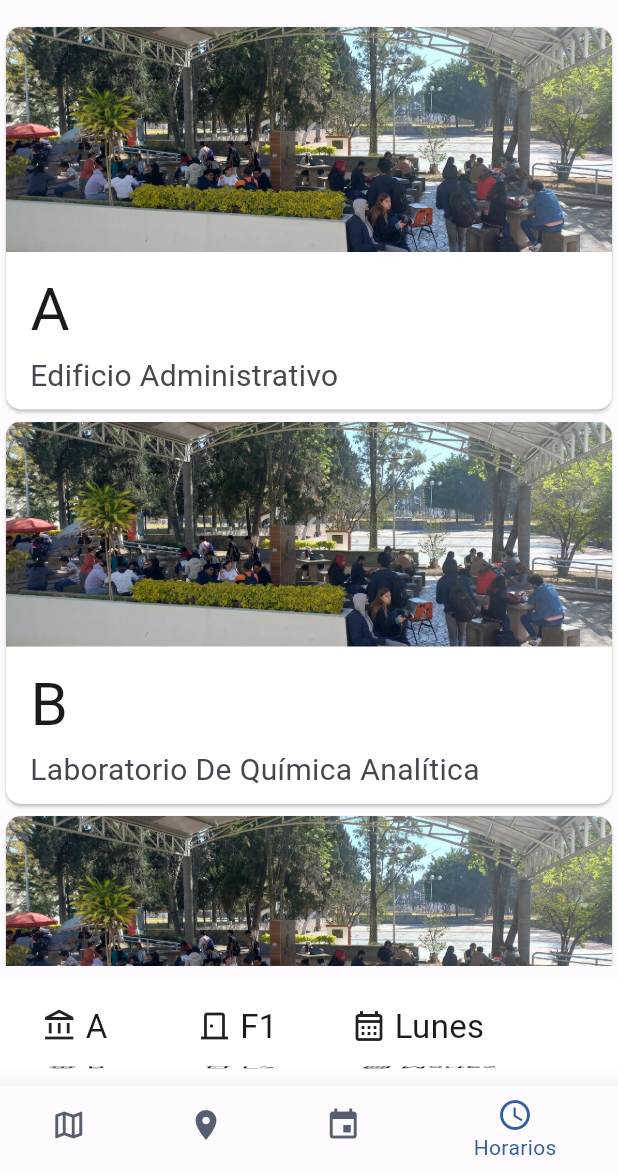
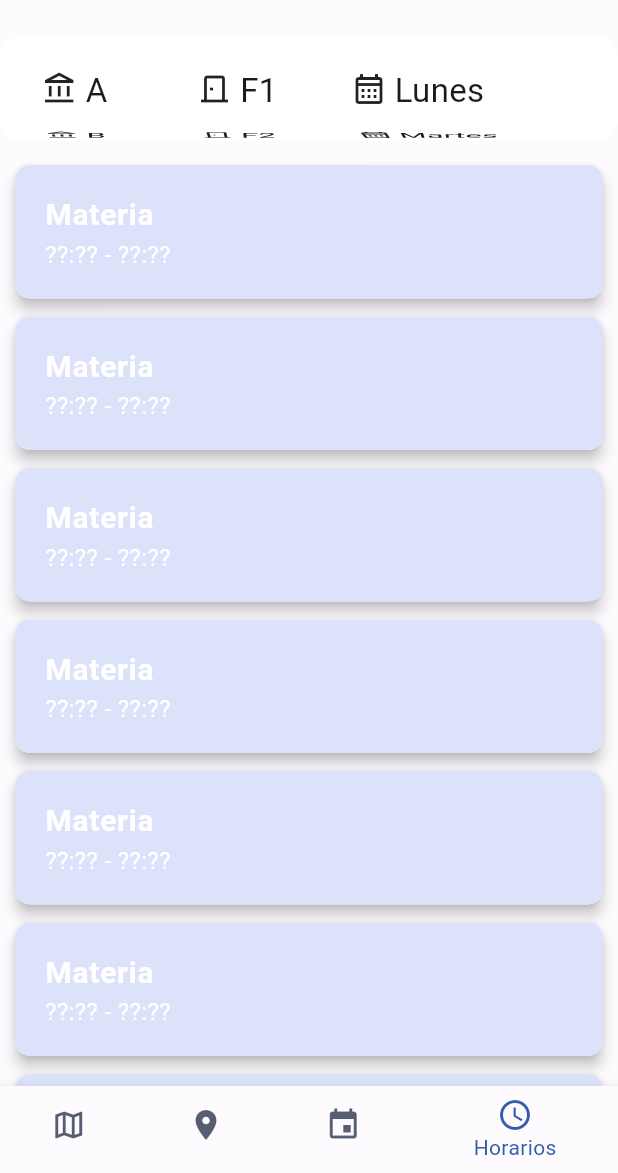
Before and after one commit to LeiWithP/PonyMapsFlutter, a Flutter app: the screen it shows after launch, item 4 of the bottom bar chosen, on a phone screen of 412 x 824 dp, the part 63-1236 px from its top. Run offline on Flutter 3.47's test engine with Material 2 defaults, Android fonts, the phone set to English and light mode, and no system bars; our stand-ins replace flutter_map, flutter_svg, latlong2, sizer; network calls fail.

Commit message:
Base Pages Done :)

```diff
--- a/lib/cards/eventosCard.dart
+++ b/lib/cards/eventosCard.dart
@@ -32,6 +32,7 @@ class _ExpandableCardState extends State<EventosCard> {
         ),
       ),
       color: Theme.of(context).colorScheme.onSecondary,
+      margin: EdgeInsets.symmetric(horizontal: 10.0, vertical: 6.0),
       child: InkWell(
         onTap: () {
           setState(() {
@@ -48,7 +49,7 @@ class _ExpandableCardState extends State<EventosCard> {
               ),
               child: AnimatedContainer(
                 duration: const Duration(milliseconds: 200),
-                height: isExpanded ? 210.0 : 200.0,
+                height: isExpanded ? 200.0 : 160.0,
                 child: Image.network(
                   widget.imageUrl,
                   fit: BoxFit.cover,
--- /dev/null
+++ b/lib/cards/horarioCard.dart
@@ -0,0 +1,52 @@
+import 'package:flutter/material.dart';
+
+class HorarioCard extends StatelessWidget {
+  final String title;
+  final String schedule;
+
+  HorarioCard({required this.title, required this.schedule});
+
+  @override
+  Widget build(BuildContext context) {
+    return Card(
+      shape: RoundedRectangleBorder(
+        borderRadius: BorderRadius.circular(10.0),
+      ),
+      elevation: 4.0,
+      margin: EdgeInsets.symmetric(horizontal: 10.0, vertical: 6.0),
+      child: Container(
+        decoration: BoxDecoration(
+          /*gradient: LinearGradient(
+            colors: [
+              Colors.blueGrey[800]!,
+              Colors.blueGrey[700]!,
+              Colors.blueGrey[600]!,
+            ],
+            begin: Alignment.bottomCenter,
+            end: Alignment.topCenter,
+          ),*/
+          color: Theme.of(context).colorScheme.secondaryContainer,
+          borderRadius: BorderRadius.circular(10.0),
+        ),
+        child: ListTile(
+          contentPadding: EdgeInsets.symmetric(horizontal: 20.0, vertical: 10.0),
+          title: Text(
+            title,
+            style: TextStyle(
+              color: Colors.white,
+              fontWeight: FontWeight.bold,
+              fontSize: 20.0,
+            ),
+          ),
+          subtitle: Text(
+            schedule,
+            style: TextStyle(
+              color: Colors.white,
+              fontSize: 16.0,
+            ),
+          ),
+        ),
+      ),
+    );
+  }
+}
--- a/lib/cards/ubicacionCard.dart
+++ b/lib/cards/ubicacionCard.dart
@@ -29,7 +29,8 @@ class _ExpandableCardState extends State<UbicacionCard> {
           Radius.circular(10.0),
         ),
       ),
-      color: Theme.of(context).colorScheme.onSecondary,
+      color: Theme.of(context).colorScheme.secondaryContainer,
+      margin: EdgeInsets.symmetric(horizontal: 10.0, vertical: 6.0),
       child: InkWell(
         onTap: () {
           setState(() {
--- a/lib/screens/horarios.dart
+++ b/lib/screens/horarios.dart
@@ -1,4 +1,5 @@
 import 'package:flutter/material.dart';
+import 'package:ponymapscross/cards/horarioCard.dart';
 
 import '../cards/ubicacionCard.dart';
 import '../settings/testData.dart';
@@ -49,23 +50,23 @@ class _HorariosState extends State<Horarios> {
   Widget build(BuildContext context) {
     return Column(
       children: [
-        Expanded(
-            child: ListView.builder(
-            itemCount: items.length,
-            itemBuilder: (context, index) {
-              return UbicacionCard(
-                title: items[index]['building'] ?? 'Desconocido', // Use the 'name' value as the title
-                subtitle: items[index]['name'] ?? '', // Use the 'description' value as the subtitle
-                areas: items[index]['areas'] ?? '- Direccion\n- Departamento De Vinculacion\n- Oficina De Oficialidad Paqueteria\n- Departamento De Desarrollo Academico\n- Recursos Humanos\n- Servicio Medico\n- Departamento De Servicios Escolares\n- Departamento de Comunicacion y Difusion\n- Recursos Financieros\n- DEP: Division de Estudios Profesionales\n- DEPI: Division de Estudios de Posgrado e Investigacion"',
-                imagePath: 'assets/pony_plaza.jpg',
-              );
-            },
-          ),
-        ),
         const SizedBox(height: 10),
         Container(
-          height: 60,
-          color: Theme.of(context).colorScheme.onSecondary,
+          height: 70,
+          decoration: BoxDecoration(
+            /*gradient: LinearGradient(
+              colors: [
+                Theme.of(context).colorScheme.onSecondary,
+                Theme.of(context).colorScheme.secondary,
+              ],
+              begin: Alignment.topLeft,
+              end: Alignment.bottomRight,
+              stops: [0.0, 1.0],
+              transform: GradientRotation(0.3 * 3.14),
+            ), */
+            color: Theme.of(context).colorScheme.onSecondary,
+            borderRadius: BorderRadius.circular(15.0),
+          ),
           child: Row(
             mainAxisAlignment: MainAxisAlignment.spaceEvenly,
             children: [
@@ -88,6 +89,14 @@ class _HorariosState extends State<Horarios> {
           ),
         ),
         const SizedBox(height: 10),
+        Expanded(
+            child: ListView.builder(
+            itemCount: items.length,
+            itemBuilder: (context, index) {
+              return HorarioCard(title: 'Materia', schedule: '??:?? - ??:??',);
+            },
+          ),
+        ),
       ],
     );
   }
@@ -96,7 +105,7 @@ class _HorariosState extends State<Horarios> {
     return SizedBox(
       width: w,
       child: ListWheelScrollView(
-        itemExtent: 30,
+        itemExtent: 28,
         diameterRatio: 1,
         physics: FixedExtentScrollPhysics(),
         children: items
```
